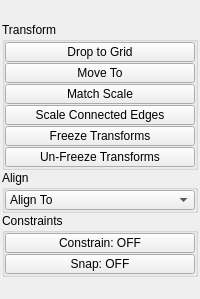
Old version of the form tentacle/ui/transform.ui in the repository m3trik/tentacle.
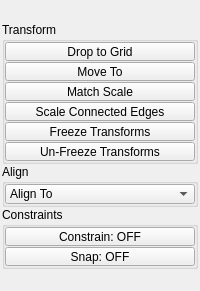
New version of the form. Custom widgets are drawn as their Qt base class.

```diff
--- a/tentacle/ui/transform.ui
+++ b/tentacle/ui/transform.ui
@@ -110,13 +110,13 @@
            <property name="minimumSize">
             <size>
              <width>0</width>
-             <height>20</height>
+             <height>19</height>
             </size>
            </property>
            <property name="maximumSize">
             <size>
              <width>16777215</width>
-             <height>20</height>
+             <height>19</height>
             </size>
            </property>
            <property name="toolTip">
@@ -144,13 +144,13 @@
            <property name="minimumSize">
             <size>
              <width>0</width>
-             <height>20</height>
+             <height>19</height>
             </size>
            </property>
            <property name="maximumSize">
             <size>
              <width>16777215</width>
-             <height>20</height>
+             <height>19</height>
             </size>
            </property>
            <property name="toolTip">
@@ -190,13 +190,13 @@
            <property name="minimumSize">
             <size>
              <width>0</width>
-             <height>20</height>
+             <height>19</height>
             </size>
            </property>
            <property name="maximumSize">
             <size>
              <width>16777215</width>
-             <height>20</height>
+             <height>19</height>
             </size>
            </property>
            <property name="toolTip">
@@ -236,13 +236,13 @@
            <property name="minimumSize">
             <size>
              <width>0</width>
-             <height>20</height>
+             <height>19</height>
             </size>
            </property>
            <property name="maximumSize">
             <size>
              <width>16777215</width>
-             <height>20</height>
+             <height>19</height>
             </size>
            </property>
            <property name="toolTip">
@@ -282,13 +282,13 @@
            <property name="minimumSize">
             <size>
              <width>0</width>
-             <height>20</height>
+             <height>19</height>
             </size>
            </property>
            <property name="maximumSize">
             <size>
              <width>16777215</width>
-             <height>20</height>
+             <height>19</height>
             </size>
            </property>
            <property name="toolTip">
@@ -328,13 +328,13 @@
            <property name="minimumSize">
             <size>
              <width>0</width>
-             <height>20</height>
+             <height>19</height>
             </size>
            </property>
            <property name="maximumSize">
             <size>
              <width>16777215</width>
-             <height>20</height>
+             <height>19</height>
             </size>
            </property>
            <property name="toolTip">
@@ -467,13 +467,13 @@
            <property name="minimumSize">
             <size>
              <width>0</width>
-             <height>20</height>
+             <height>19</height>
             </size>
            </property>
            <property name="maximumSize">
             <size>
              <width>16777215</width>
-             <height>20</height>
+             <height>19</height>
             </size>
            </property>
            <property name="toolTip">
@@ -513,13 +513,13 @@
            <property name="minimumSize">
             <size>
              <width>0</width>
-             <height>20</height>
+             <height>19</height>
             </size>
            </property>
            <property name="maximumSize">
             <size>
              <width>16777215</width>
-             <height>20</height>
+             <height>19</height>
             </size>
            </property>
            <property name="toolTip">
```
